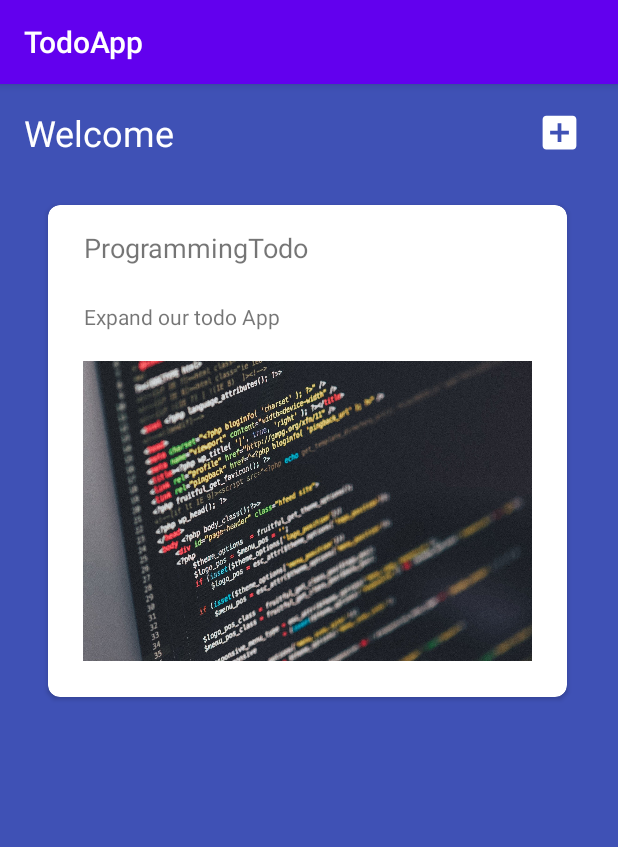
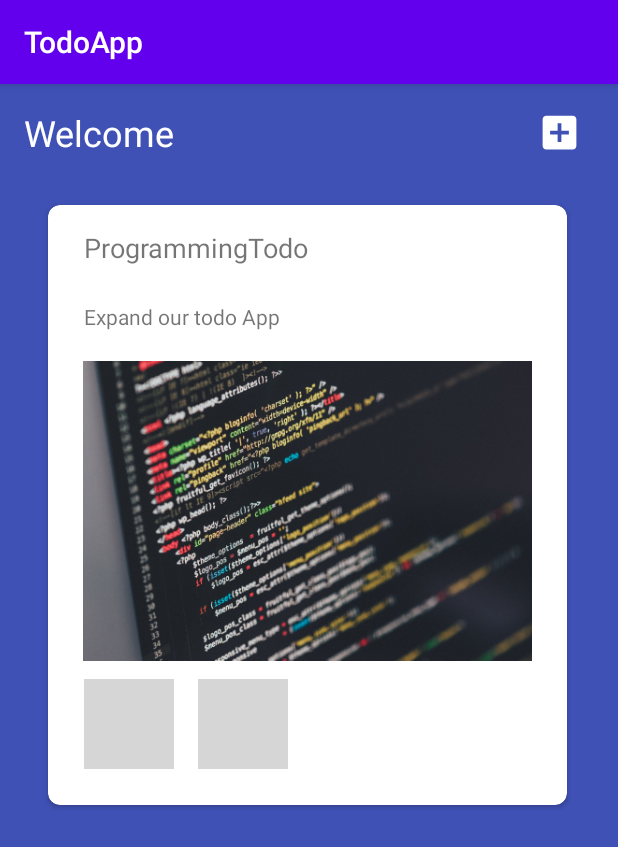
Before and after one commit to rockink/todoApp, an Android app: the screen it shows after launch (MainActivity), on a phone screen of 412 x 824 dp. Shown: the top 847 px of the screen. Run offline under Robolectric (Android 15) with nearby library versions, the phone set to English and light mode, and no system bars; network calls fail; pictures from the network do not load; 3 statements that could not run were skipped; grey boxes are pictures that could not be loaded.

```diff
--- a/app/build.gradle
+++ b/app/build.gradle
@@ -63,4 +63,8 @@ dependencies {
     // coroutines
     implementation("org.jetbrains.kotlinx:kotlinx-coroutines-core:1.3.7")
     implementation 'org.jetbrains.kotlinx:kotlinx-coroutines-android:1.3.7'
+
+    // glide
+    implementation 'com.github.bumptech.glide:glide:4.11.0'
+    kapt 'com.github.bumptech.glide:compiler:4.11.0'
 }
--- a/app/src/main/java/com/proAndroid/todoapp/service/RemoteTodoService.kt
+++ b/app/src/main/java/com/proAndroid/todoapp/service/RemoteTodoService.kt
@@ -44,4 +44,16 @@ class RemoteTodoService {
         // convert json string to json
         return jsonListAdapter.fromJson(responseString)
     }
+
+    companion object {
+        fun getTodoImages(): List<String> {
+            val urlTemplate = "https://picsum.photos/id/%d/200/300" // d as in integer, decimal
+            val ids = listOf(1001, 1002, 1003, 1004)
+
+            return ids
+                .shuffled()
+                .take(2)
+                .map { urlTemplate.format(it) }
+        }
+    }
 }
--- a/app/src/main/java/com/proAndroid/todoapp/ui/todoAdd/TodoAddFragment.kt
+++ b/app/src/main/java/com/proAndroid/todoapp/ui/todoAdd/TodoAddFragment.kt
@@ -9,6 +9,7 @@ import androidx.fragment.app.activityViewModels
 import androidx.fragment.app.viewModels
 import androidx.navigation.fragment.findNavController
 import com.proAndroid.todoapp.R
+import com.proAndroid.todoapp.service.RemoteTodoService
 import com.proAndroid.todoapp.ui.todoDisplay.Todo
 import com.proAndroid.todoapp.ui.todoDisplay.TodoViewModel
 import com.proAndroid.todoapp.ui.todoDisplay.TodoViewModelFactory
@@ -33,7 +34,8 @@ class TodoAddFragment : Fragment() {
             val todoToAdd = Todo(
                 title = title,
                 todoListItem = todoItem,
-                imageResource = R.drawable.programming_image
+                imageResource = R.drawable.programming_image,
+                imageResourceOnline = RemoteTodoService.getTodoImages()
             )
             todoViewModel.addItem(todoToAdd)
 
--- a/app/src/main/java/com/proAndroid/todoapp/ui/todoDisplay/Todo.kt
+++ b/app/src/main/java/com/proAndroid/todoapp/ui/todoDisplay/Todo.kt
@@ -5,5 +5,6 @@ import androidx.annotation.DrawableRes
 data class Todo(
     val title: String,
     val todoListItem: String,
-    @DrawableRes val imageResource : Int
+    @DrawableRes val imageResource : Int,
+    val imageResourceOnline : List<String>
 )
--- a/app/src/main/java/com/proAndroid/todoapp/ui/todoDisplay/TodoDisplayFragment.kt
+++ b/app/src/main/java/com/proAndroid/todoapp/ui/todoDisplay/TodoDisplayFragment.kt
@@ -5,12 +5,11 @@ import androidx.fragment.app.Fragment
 import android.view.LayoutInflater
 import android.view.View
 import android.view.ViewGroup
-import androidx.activity.viewModels
 import androidx.fragment.app.activityViewModels
-import androidx.fragment.app.viewModels
 import androidx.lifecycle.Observer
 import androidx.navigation.fragment.findNavController
 import androidx.recyclerview.widget.LinearLayoutManager
+import com.bumptech.glide.Glide
 import com.proAndroid.todoapp.R
 import kotlinx.android.synthetic.main.activity_main.*
 import kotlinx.android.synthetic.main.activity_main.view.*
@@ -29,7 +28,7 @@ class TodoDisplayFragment : Fragment() {
     override fun onViewCreated(view: View, savedInstanceState: Bundle?) {
         super.onViewCreated(view, savedInstanceState)
         val todoRecyclerAdapter =
-            TodoListDisplayAdapter(mutableListOf())
+            TodoListDisplayAdapter(mutableListOf(), Glide.with(this))
         view.todoRecyclerView.adapter = todoRecyclerAdapter
         view.todoRecyclerView.layoutManager = LinearLayoutManager(requireContext())
 
--- a/app/src/main/java/com/proAndroid/todoapp/ui/todoDisplay/TodoListDisplayAdapter.kt
+++ b/app/src/main/java/com/proAndroid/todoapp/ui/todoDisplay/TodoListDisplayAdapter.kt
@@ -4,16 +4,43 @@ import android.view.LayoutInflater
 import android.view.View
 import android.view.ViewGroup
 import androidx.recyclerview.widget.RecyclerView
+import com.bumptech.glide.RequestManager
 import com.proAndroid.todoapp.R
 import kotlinx.android.synthetic.main.todo_layout.view.*
 
-class TodoListDisplayAdapter(private val todoList: MutableList<Todo>) :
+class TodoListDisplayAdapter(
+    private val todoList: MutableList<Todo>,
+    private val glide: RequestManager
+) :
     RecyclerView.Adapter<TodoListDisplayAdapter.ViewHolder>() {
-    class ViewHolder(mView: View) : RecyclerView.ViewHolder(mView) {
+    class ViewHolder(mView: View, private val glide: RequestManager) : RecyclerView.ViewHolder(mView) {
         fun updateUi(todo: Todo) {
             itemView.todoTitle.text = todo.title
             itemView.todoListItem.text = todo.todoListItem
-            itemView.todoImage.setImageResource(todo.imageResource)
+
+            glide
+                .load(todo.imageResource)
+                .into(itemView.todoImage)
+
+            val imageResources = todo.imageResourceOnline
+                .map { glide.load(it) }
+                .also {requests ->
+                    val requests = requests.map { it.clone().circleCrop() }
+                    requests[0].into(itemView.todoImage1)
+                    requests[1].into(itemView.todoImage2)
+                }
+
+            itemView.todoImage1.setOnClickListener {
+                imageResources[0]
+                    .centerCrop()
+                    .into(itemView.todoImage)
+            }
+
+            itemView.todoImage2.setOnClickListener {
+                imageResources[1]
+                    .centerCrop()
+                    .into(itemView.todoImage)
+            }
 
             val todoTitleOriginalText = itemView.todoTitle.text
 
@@ -36,9 +63,7 @@ class TodoListDisplayAdapter(private val todoList: MutableList<Todo>) :
     override fun onCreateViewHolder(parent: ViewGroup, viewType: Int): ViewHolder {
         val view = LayoutInflater.from(parent.context)
             .inflate(R.layout.todo_layout, parent, false)
-        return ViewHolder(
-            view
-        )
+        return ViewHolder(view, glide)
     }
 
     override fun getItemCount(): Int {
--- a/app/src/main/java/com/proAndroid/todoapp/ui/todoDisplay/TodoViewModel.kt
+++ b/app/src/main/java/com/proAndroid/todoapp/ui/todoDisplay/TodoViewModel.kt
@@ -13,7 +13,8 @@ import kotlinx.coroutines.*
 val todo = Todo(
     title = "ProgrammingTodo",
     todoListItem = "Expand our todo App",
-    imageResource = R.drawable.programming_image
+    imageResource = R.drawable.programming_image,
+    imageResourceOnline = RemoteTodoService.getTodoImages()
 )
 
 
@@ -32,7 +33,7 @@ class TodoViewModel(private val todoService: RemoteTodoService, private val user
     init {
         backgroundScope.launch { //this is a Good practice! This is for demonstration
             // no calls for a while, so we have less amount of todos for test
-            // updateDataFromRemoteCalls()
+             updateDataFromRemoteCalls()
         }
     }
 
@@ -59,7 +60,8 @@ class TodoViewModel(private val todoService: RemoteTodoService, private val user
                 Todo(
                     "${it.completed} description",
                     "${it.title} by ${userMap[it.userId]?.name ?: ""}",
-                    R.drawable.programming_image
+                    R.drawable.programming_image,
+                    RemoteTodoService.getTodoImages()
                 )
             }
         _todoToDisplayList.addAll(todoListTodDisplay ?: emptyList())
--- a/app/src/main/res/layout/todo_layout.xml
+++ b/app/src/main/res/layout/todo_layout.xml
@@ -46,15 +46,40 @@
 
         <ImageView
             android:id="@+id/todoImage"
-            android:layout_width="wrap_content"
+            android:layout_width="0dp"
             android:layout_height="200dp"
             android:layout_marginTop="20dp"
-            android:layout_marginBottom="24dp"
-            app:layout_constraintBottom_toBottomOf="parent"
             app:layout_constraintEnd_toEndOf="parent"
             app:layout_constraintHorizontal_bias="0.0"
             app:layout_constraintStart_toStartOf="parent"
             app:layout_constraintTop_toBottomOf="@+id/todoListItem"
             app:srcCompat="@drawable/programming_image" />
+
+        <ImageView
+            android:id="@+id/todoImage1"
+            android:layout_width="60dp"
+            android:layout_height="60dp"
+            android:layout_marginStart="24dp"
+            android:layout_marginLeft="24dp"
+            android:layout_marginTop="12dp"
+            android:layout_marginBottom="24dp"
+            app:layout_constraintBottom_toBottomOf="parent"
+            app:layout_constraintStart_toStartOf="parent"
+            app:layout_constraintTop_toBottomOf="@+id/todoImage"
+            tools:srcCompat="@tools:sample/avatars" />
+
+        <ImageView
+            android:id="@+id/todoImage2"
+            android:layout_width="60dp"
+            android:layout_height="60dp"
+            android:layout_marginStart="16dp"
+            android:layout_marginLeft="16dp"
+            android:layout_marginTop="12dp"
+            android:layout_marginBottom="24dp"
+            app:layout_constraintBottom_toBottomOf="parent"
+            app:layout_constraintStart_toEndOf="@+id/todoImage1"
+            app:layout_constraintTop_toBottomOf="@+id/todoImage"
+            app:layout_constraintVertical_bias="1.0"
+            tools:srcCompat="@tools:sample/avatars" />
     </androidx.constraintlayout.widget.ConstraintLayout>
 </androidx.cardview.widget.CardView>
```
